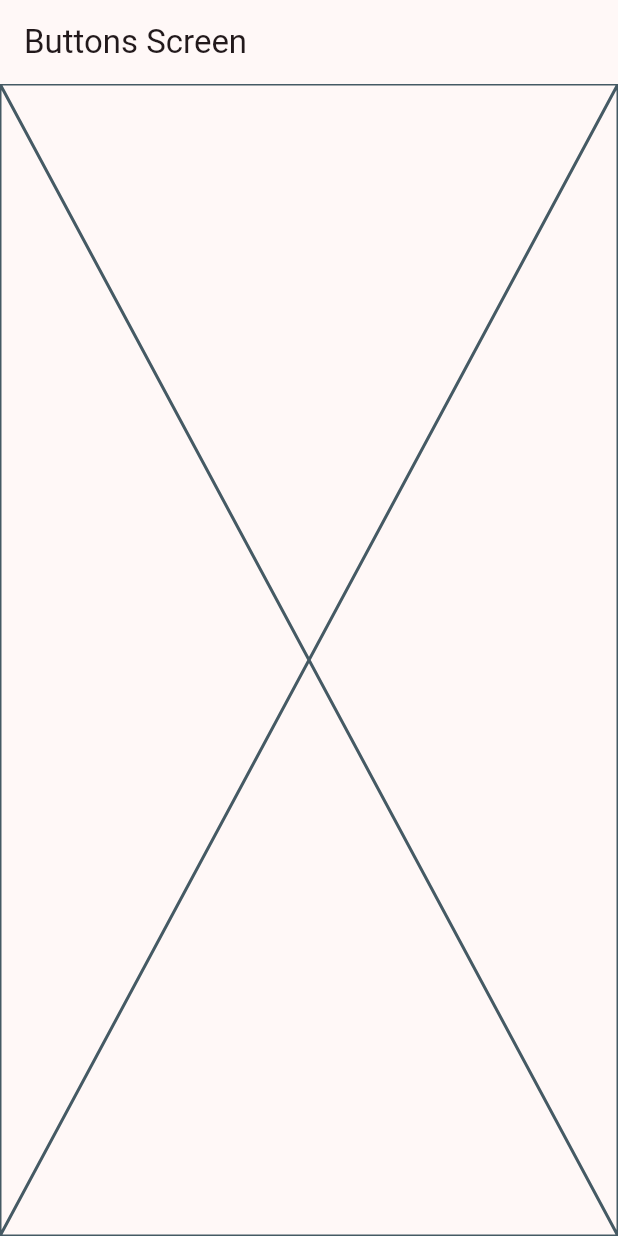
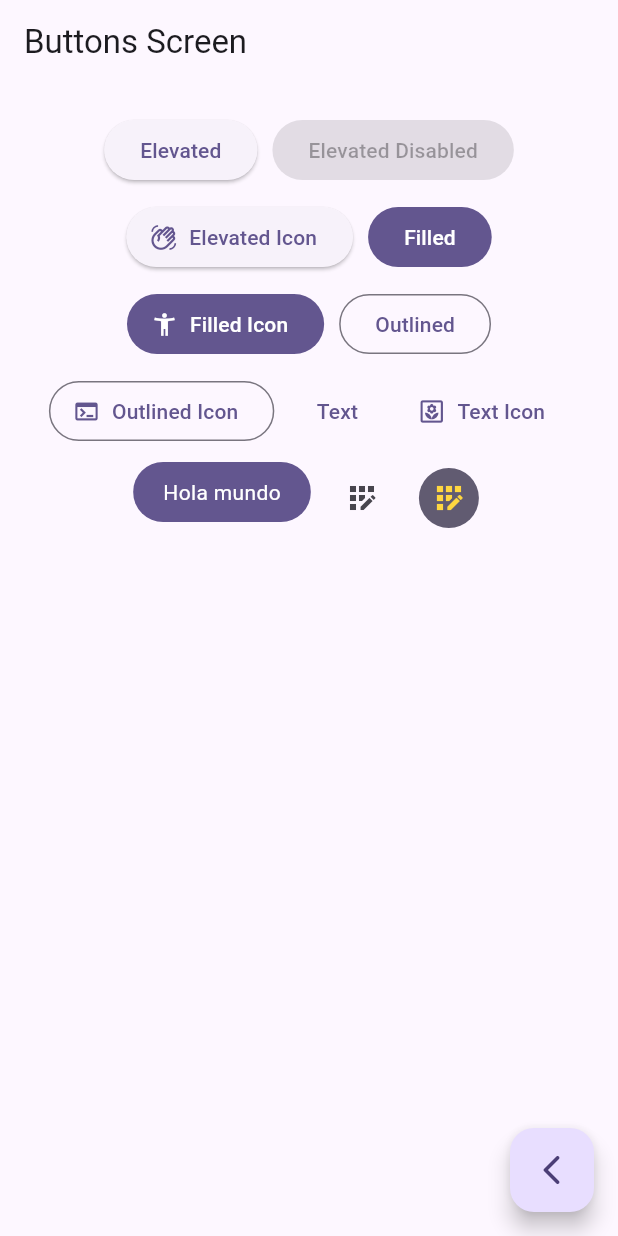
Before and after one commit to Dante-ML/widgets_app, a Flutter app: the ButtonScreen screen opened by its route, on a phone screen of 412 x 824 dp. Run offline on Flutter 3.47's test engine with Material 2 defaults, Android fonts, the phone set to English and light mode, and no system bars; our stand-ins replace go_router.

Commit message:
buttons screen terminada

```diff
--- a/lib/config/theme/app_theme.dart
+++ b/lib/config/theme/app_theme.dart
@@ -5,7 +5,8 @@ const List<Color> colorList = [
   Colors.pinkAccent,
   Colors.orangeAccent,
   Colors.tealAccent,
-  Colors.yellowAccent
+  Colors.yellowAccent,
+  Colors.deepPurpleAccent,
 ];
 
 class AppTheme {
--- a/lib/main.dart
+++ b/lib/main.dart
@@ -14,7 +14,7 @@ class MainApp extends StatelessWidget {
     return MaterialApp.router(
       routerConfig: appRouter,
       debugShowCheckedModeBanner: false,
-      theme: AppTheme(selectedColor: 1).getTheme(),
+      theme: AppTheme(selectedColor: 5).getTheme(),
 
     );
   }
--- a/lib/presentation/screens/buttons/buttons_screen.dart
+++ b/lib/presentation/screens/buttons/buttons_screen.dart
@@ -1,4 +1,5 @@
 import 'package:flutter/material.dart';
+import 'package:go_router/go_router.dart';
 
 class ButtonScreen extends StatelessWidget {
   static const String name = 'buttons_screen';
@@ -10,7 +11,118 @@ class ButtonScreen extends StatelessWidget {
       appBar: AppBar(
         title: const Text('Buttons Screen')
       ),
-      body: const Placeholder(),
+      body: const _ButtonsView(),
+      floatingActionButton: FloatingActionButton(
+        onPressed: (){
+          //on router lo permite
+          context.pop();
+
+          //o sino podemos usar navigator
+          //Navigator.of(context).pop();
+
+        },
+        child: const Icon(Icons.arrow_back_ios_rounded)
+      ),
     );
   }
 }
+
+
+class _ButtonsView extends StatelessWidget {
+  const _ButtonsView();
+
+  @override
+  Widget build(BuildContext context) {
+    final themecolor = Theme.of(context).colorScheme;
+
+    return SizedBox(
+      //Llega al maximo posible del padre
+      width: double.infinity,
+      child: Padding(
+        padding: const EdgeInsets.symmetric(horizontal: 20,vertical: 20),
+
+        child: Wrap(
+          spacing: 10,
+          runSpacing: 10,
+          alignment: WrapAlignment.center,
+          children: [
+            ElevatedButton(onPressed: (){}, child: const Text('Elevated'),),
+
+            //Al darle null el boton por defecto esta desabilitado
+            const ElevatedButton(onPressed: null, child: Text('Elevated Disabled'),),
+
+            ElevatedButton.icon(
+              onPressed: (){},
+              icon: const Icon(Icons.waving_hand_outlined),
+              label: const Text('Elevated Icon')
+            ),
+
+            FilledButton(onPressed: (){}, child: const Text('Filled')),
+
+            FilledButton.icon(
+              onPressed: (){},
+              icon: const Icon(Icons.accessibility_new),
+              label: const Text('Filled Icon'),
+            ),
+
+            OutlinedButton(onPressed: (){}, child: const Text('Outlined')),
+
+            OutlinedButton.icon(
+              onPressed: (){},
+              label: const Text('Outlined Icon'),
+              icon: const Icon(Icons.terminal_outlined),
+            ),
+
+            TextButton(onPressed: (){}, child: const Text('Text')),
+
+            TextButton.icon(
+              onPressed: (){},
+              icon: const Icon(Icons.yard_outlined),
+              label: const Text('Text Icon')
+            ),
+
+            const CustomButton(),
+
+            IconButton(onPressed: (){}, icon: const Icon(Icons.app_registration_outlined)),
+
+            IconButton(
+              onPressed: (){},
+              icon: const Icon(Icons.app_registration_outlined),
+              style: ButtonStyle(
+                //Hay muchos estados del button material por eso el ALL pero se puede elegir uno por uno
+                backgroundColor: MaterialStatePropertyAll(themecolor.secondary),
+                iconColor: const MaterialStatePropertyAll(Colors.amberAccent),
+              ),
+            ),
+
+          ],
+        ),
+      ),
+    );
+  }
+}
+
+
+
+class CustomButton extends StatelessWidget {
+  const CustomButton({super.key});
+
+  @override
+  Widget build(BuildContext context) {
+    final colors = Theme.of(context).colorScheme;
+
+    return ClipRRect(
+      borderRadius: BorderRadius.circular(20),
+      child: Material(
+        color: colors.primary,
+        child: InkWell(
+          onTap: (){},
+          child: const Padding(
+            padding: EdgeInsets.symmetric(horizontal: 20, vertical: 10),
+            child: Text('Hola mundo', style: TextStyle(color: Colors.white),)
+          ),
+        ),
+      ),
+    );
+  }
+}
--- a/lib/presentation/screens/home/home_screen.dart
+++ b/lib/presentation/screens/home/home_screen.dart
@@ -1,7 +1,6 @@
 import 'package:flutter/material.dart';
 import 'package:go_router/go_router.dart';
 import 'package:widgets_app/config/menu/menu_items.dart';
-import 'package:widgets_app/presentation/screens/cards/cards_screen.dart';
 
 
 class HomeScreen extends StatelessWidget {
```
